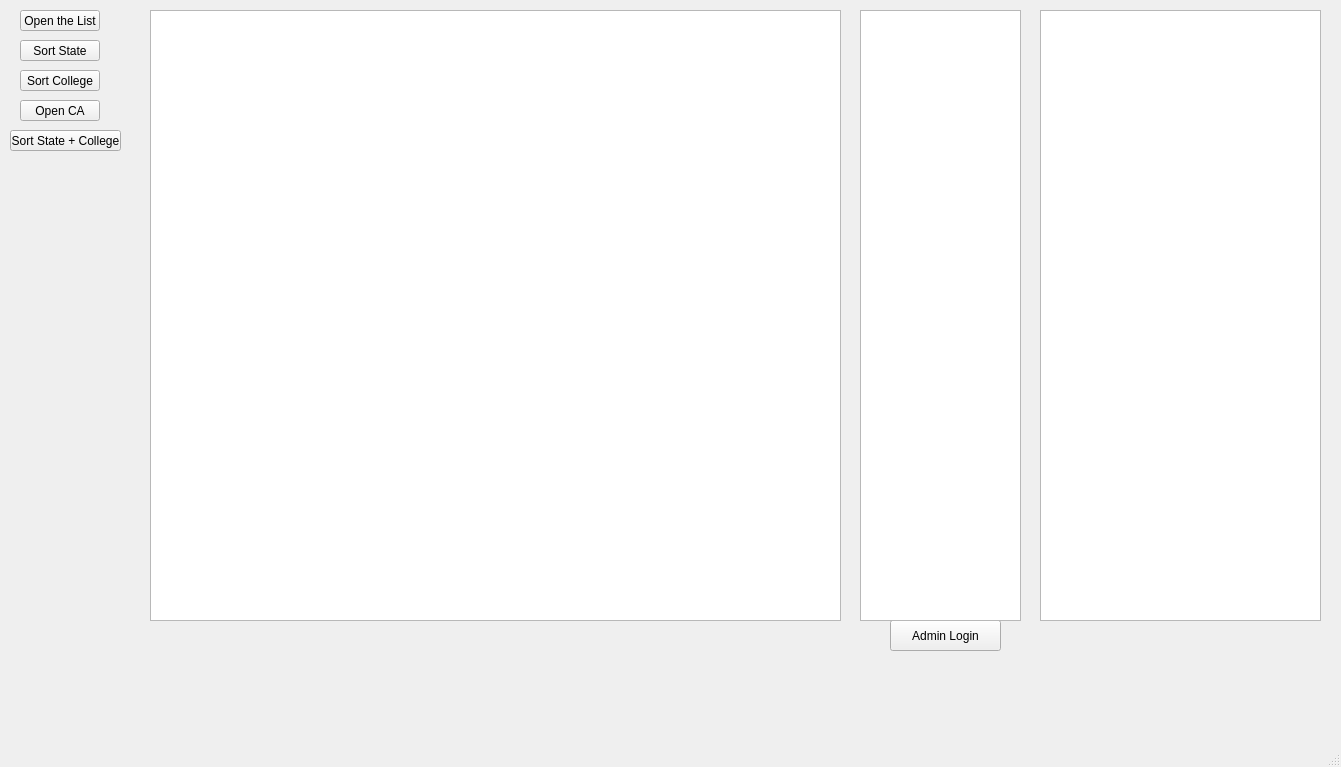
Qt form CollegeTouring/mainwindow.ui (Savant-sys/College-Touring) before a commit.
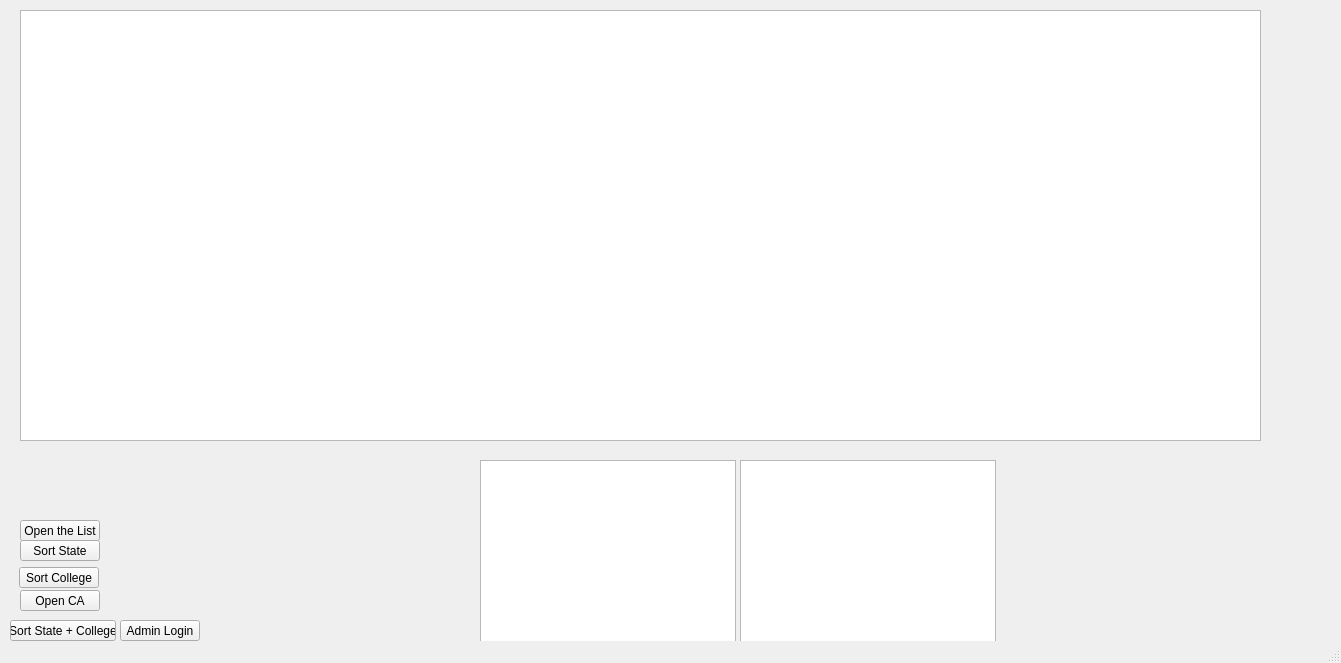
The same form after that commit.

The edit to the form file:
```diff
--- a/CollegeTouring/mainwindow.ui
+++ b/CollegeTouring/mainwindow.ui
@@ -7,7 +7,7 @@
     <x>0</x>
     <y>0</y>
     <width>1341</width>
-    <height>767</height>
+    <height>663</height>
    </rect>
   </property>
   <property name="windowTitle">
@@ -18,7 +18,7 @@
     <property name="geometry">
      <rect>
       <x>20</x>
-      <y>10</y>
+      <y>520</y>
       <width>80</width>
       <height>21</height>
      </rect>
@@ -27,37 +27,44 @@
      <string>Open the List</string>
     </property>
    </widget>
-   <widget class="QPushButton" name="sortStateCollege">
+   <widget class="QListWidget" name="customList">
     <property name="geometry">
      <rect>
-      <x>10</x>
-      <y>130</y>
-      <width>111</width>
+      <x>480</x>
+      <y>460</y>
+      <width>256</width>
+      <height>192</height>
+     </rect>
+    </property>
+   </widget>
+   <widget class="QListWidget" name="menuList">
+    <property name="geometry">
+     <rect>
+      <x>740</x>
+      <y>460</y>
+      <width>256</width>
+      <height>192</height>
+     </rect>
+    </property>
+   </widget>
+   <widget class="QPushButton" name="sortState">
+    <property name="geometry">
+     <rect>
+      <x>20</x>
+      <y>540</y>
+      <width>80</width>
       <height>21</height>
      </rect>
     </property>
     <property name="text">
-     <string>Sort State + College</string>
-    </property>
-   </widget>
-   <widget class="QPushButton" name="adminPop">
-    <property name="geometry">
-     <rect>
-      <x>890</x>
-      <y>620</y>
-      <width>111</width>
-      <height>31</height>
-     </rect>
-    </property>
-    <property name="text">
-     <string>Admin Login</string>
+     <string>Sort State</string>
     </property>
    </widget>
    <widget class="QPushButton" name="sortCollege">
     <property name="geometry">
      <rect>
-      <x>20</x>
-      <y>70</y>
+      <x>19</x>
+      <y>567</y>
       <width>80</width>
       <height>21</height>
      </rect>
@@ -70,7 +77,7 @@
     <property name="geometry">
      <rect>
       <x>20</x>
-      <y>100</y>
+      <y>590</y>
       <width>80</width>
       <height>21</height>
      </rect>
@@ -79,48 +86,54 @@
      <string>Open CA</string>
     </property>
    </widget>
-   <widget class="QPushButton" name="sortState">
+   <widget class="QPushButton" name="sortStateCollege">
     <property name="geometry">
      <rect>
-      <x>20</x>
-      <y>40</y>
+      <x>10</x>
+      <y>620</y>
+      <width>106</width>
+      <height>21</height>
+     </rect>
+    </property>
+    <property name="text">
+     <string>Sort State + College</string>
+    </property>
+   </widget>
+   <widget class="QPushButton" name="adminPop">
+    <property name="geometry">
+     <rect>
+      <x>120</x>
+      <y>620</y>
       <width>80</width>
       <height>21</height>
      </rect>
     </property>
     <property name="text">
-     <string>Sort State</string>
+     <string>Admin Login</string>
     </property>
    </widget>
-   <widget class="QListWidget" name="campusList">
+   <widget class="QStackedWidget" name="stackedWidget">
     <property name="geometry">
      <rect>
-      <x>150</x>
+      <x>10</x>
       <y>10</y>
-      <width>691</width>
-      <height>611</height>
+      <width>1271</width>
+      <height>441</height>
      </rect>
     </property>
-   </widget>
-   <widget class="QListWidget" name="customList">
-    <property name="geometry">
-     <rect>
-      <x>860</x>
-      <y>10</y>
-      <width>161</width>
-      <height>611</height>
-     </rect>
-    </property>
-   </widget>
-   <widget class="QListWidget" name="menuList">
-    <property name="geometry">
-     <rect>
-      <x>1040</x>
-      <y>10</y>
-      <width>281</width>
-      <height>611</height>
-     </rect>
-    </property>
+    <widget class="QWidget" name="page">
+     <widget class="QListWidget" name="campusList">
+      <property name="geometry">
+       <rect>
+        <x>10</x>
+        <y>0</y>
+        <width>1241</width>
+        <height>431</height>
+       </rect>
+      </property>
+     </widget>
+    </widget>
+    <widget class="QWidget" name="page_2"/>
    </widget>
   </widget>
   <widget class="QMenuBar" name="menubar">
@@ -129,7 +142,7 @@
      <x>0</x>
      <y>0</y>
      <width>1341</width>
-     <height>25</height>
+     <height>20</height>
     </rect>
    </property>
   </widget>
```
